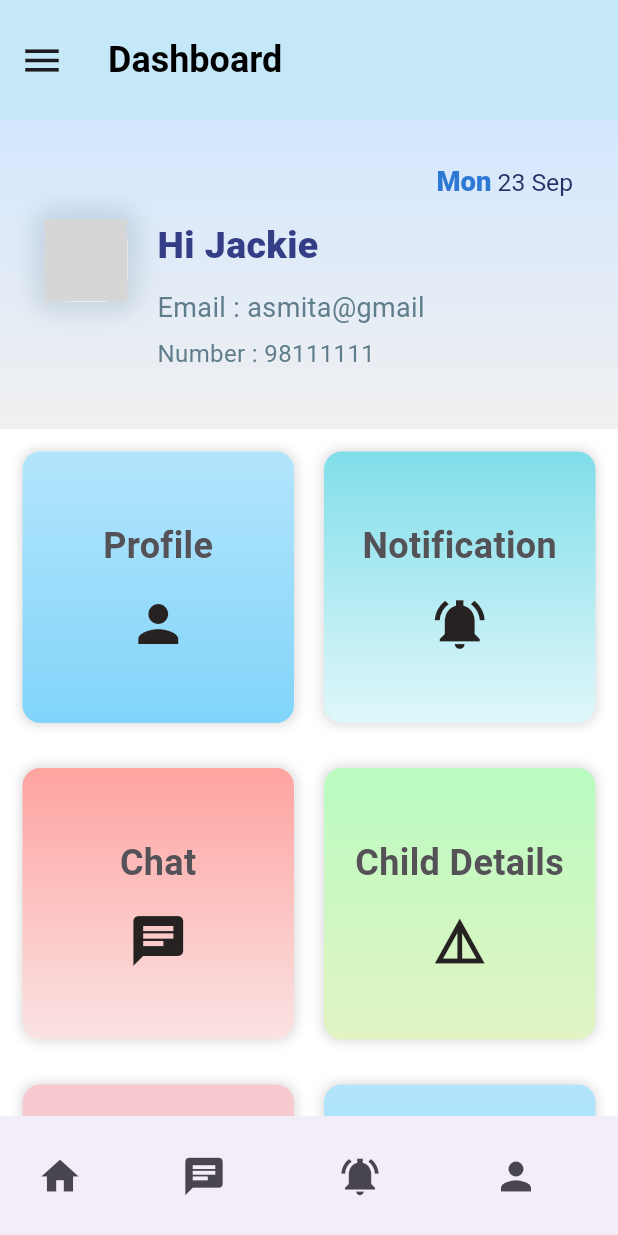
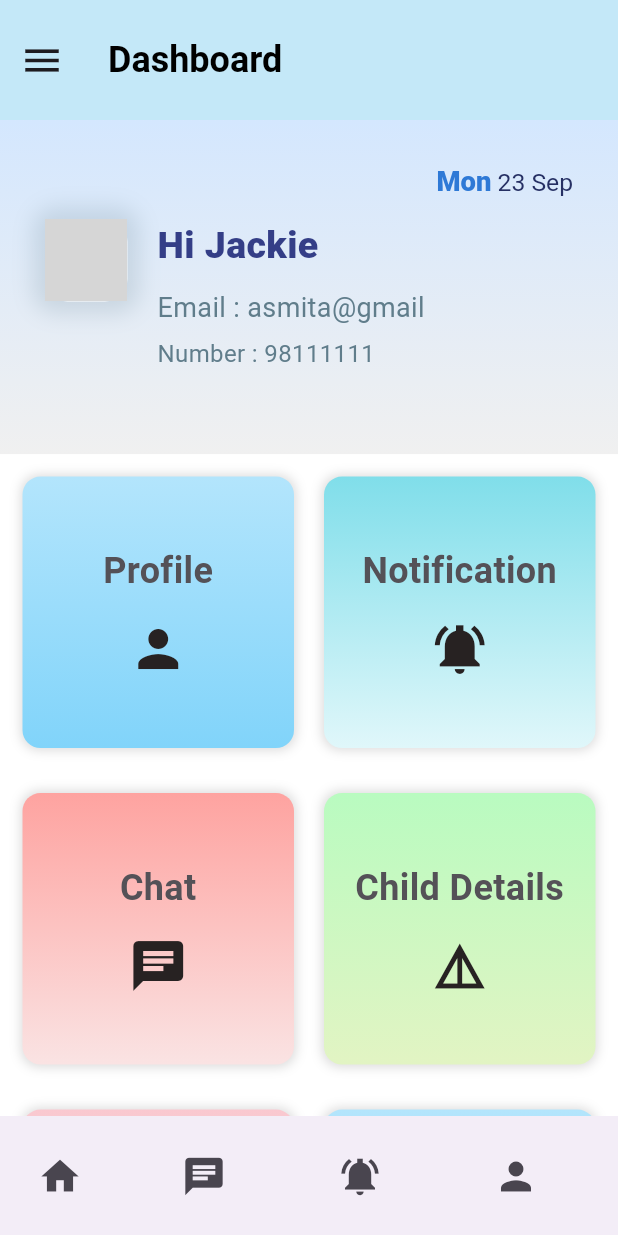
Before and after one commit to simrant27/Eskool, a Flutter app: the screen it shows after launch, on a phone screen of 412 x 824 dp. Run offline on Flutter 3.47's test engine with Material 3 defaults, Android fonts, the phone set to English and light mode, and no system bars; our stand-ins replace file_picker, fl_chart, table_calendar; network calls fail; grey boxes are pictures that could not be loaded.

```diff
--- a/lib/users/screen/parentsdashboard.dart
+++ b/lib/users/screen/parentsdashboard.dart
@@ -32,7 +32,7 @@ class parentsdashboard extends StatelessWidget {
             children: [
               Container(
                 width: double.infinity, // Use full width
-                height: MediaQuery.of(context).size.height / 4,
+                height: MediaQuery.of(context).size.height / 3.7,
                 decoration: boxDesign(),
                 padding: EdgeInsets.symmetric(horizontal: 30, vertical: 30),
                 child: Column(
```
Also changed, not shown: pubspec.lock.
